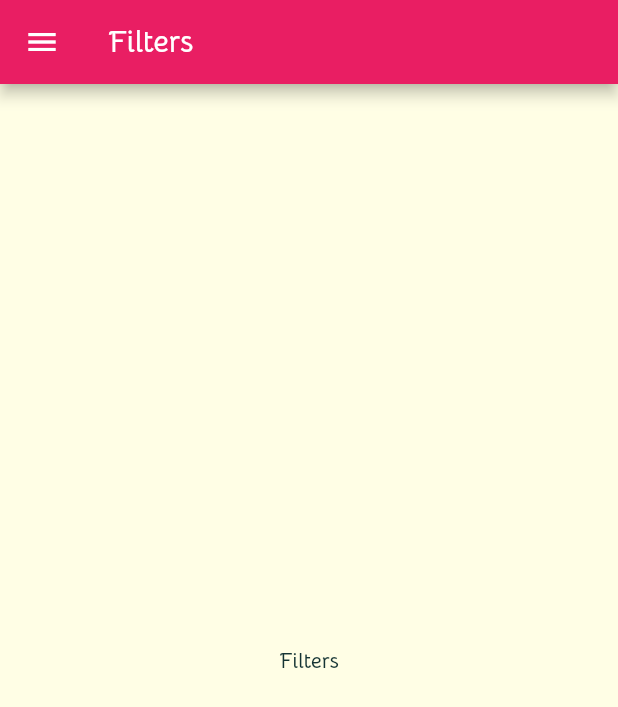
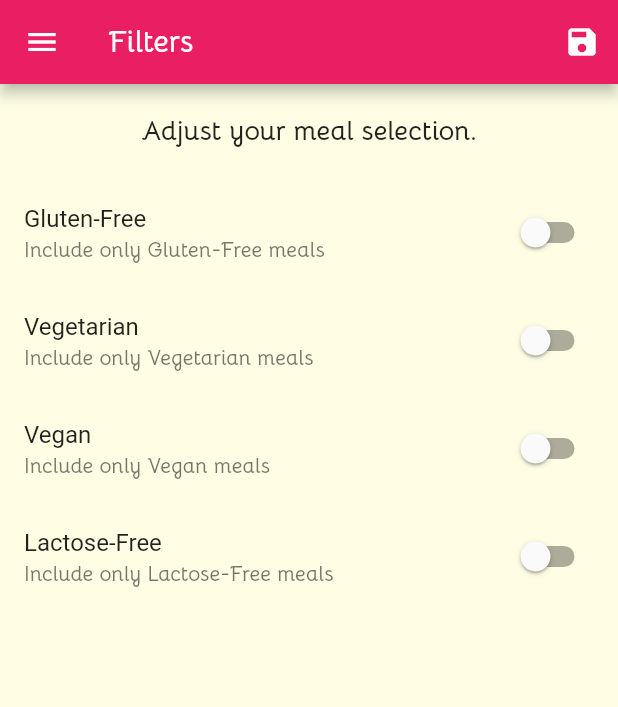
Before and after one commit to AbrantepaSark/flutter_meals_app, a Flutter app: the FiltersScreen screen opened by its route, on a phone screen of 412 x 824 dp. Shown: the top 707 px of the screen. Run offline on Flutter 3.47's test engine with Material 2 defaults, Android fonts, the phone set to English and light mode, and no system bars.

Commit message:
Commit changes

```diff
--- a/lib/main.dart
+++ b/lib/main.dart
@@ -1,4 +1,8 @@
 import 'package:flutter/material.dart';
+
+import './models/Meal.dart';
+import './dummy_data.dart';
+
 import './screens/categories_screen.dart';
 import './screens/category_meal_screen.dart';
 import './screens/meal_details_screen.dart';
@@ -9,8 +13,64 @@ void main() {
   runApp(MyApp());
 }
 
-class MyApp extends StatelessWidget {
+class MyApp extends StatefulWidget {
   // This widget is the root of your application.
+  @override
+  _MyAppState createState() => _MyAppState();
+}
+
+class _MyAppState extends State<MyApp> {
+  Map<String, bool> _filters = {
+    'gluten': false,
+    'lactose': false,
+    'vegan': false,
+    'vegetarian': false
+  };
+
+  List<Meal> _availableMeals = DUMMY_MEALS;
+  List<Meal> _favouriteMeals = [];
+
+  void _setFilters(Map<String, bool> filterData) {
+    setState(() {
+      _filters = filterData;
+
+      _availableMeals = DUMMY_MEALS.where((meal) {
+        if (_filters['gluten'] && !meal.isGlutenFree) {
+          return false;
+        }
+        if (_filters['lactose'] && !meal.isLactoseFree) {
+          return false;
+        }
+        if (_filters['vegan'] && !meal.isVegan) {
+          return false;
+        }
+        if (_filters['vegetarian'] && !meal.isVegetarian) {
+          return false;
+        }
+
+        return true;
+      }).toList();
+    });
+  }
+
+  void toggleFavouriteMeals(String mealId) {
+    final mealIndex = _favouriteMeals.indexWhere((meal) => meal.id == mealId);
+    if (mealIndex >= 0) {
+      setState(() {
+        _favouriteMeals.removeAt(mealIndex);
+      });
+    } else {
+      setState(() {
+        _favouriteMeals
+            .add(DUMMY_MEALS.firstWhere((meal) => meal.id == mealId));
+      });
+    }
+  }
+
+  bool isMealFavourite(String mealId) {
+    return _favouriteMeals.any((meal) => meal.id == mealId);
+  }
+
   @override
   Widget build(BuildContext context) {
     return MaterialApp(
@@ -33,10 +93,11 @@ class MyApp extends StatelessWidget {
       // home: CategoriesScreen(),
       initialRoute: '/',
       routes: {
-        '/': (ctx) => TabsScreen(),
-        CategoryMeals.routeName: (ctx) => CategoryMeals(),
-        MealDetailsScreen.routeName: (ctx) => MealDetailsScreen(),
-        FiltersScreen.routeName: (ctx) => FiltersScreen()
+        '/': (ctx) => TabsScreen(_favouriteMeals),
+        CategoryMeals.routeName: (ctx) => CategoryMeals(_availableMeals),
+        MealDetailsScreen.routeName: (ctx) =>
+            MealDetailsScreen(toggleFavouriteMeals, isMealFavourite),
+        FiltersScreen.routeName: (ctx) => FiltersScreen(_filters, _setFilters)
       },
       onUnknownRoute: (settings) {
         return MaterialPageRoute(builder: (ctx) => CategoriesScreen());
--- a/lib/screens/category_meal_screen.dart
+++ b/lib/screens/category_meal_screen.dart
@@ -1,10 +1,13 @@
 import 'package:flutter/material.dart';
 
-import '../dummy_data.dart';
+import '../models/Meal.dart';
+
 import '../widgets/meal_item.dart';
 
 class CategoryMeals extends StatelessWidget {
   static const routeName = '/category-meal';
+  final List<Meal> availableMeals;
+  CategoryMeals(this.availableMeals);
   // final String catID;
   // final String catTitle;
   // CategoryMeals(this.catID, this.catTitle);
@@ -15,7 +18,7 @@ class CategoryMeals extends StatelessWidget {
         ModalRoute.of(context).settings.arguments as Map<String, String>;
     final catTitle = routeArgs['title'];
     final catId = routeArgs['id'];
-    final catMeals = DUMMY_MEALS.where((meal) {
+    final catMeals = availableMeals.where((meal) {
       return meal.categories.contains(catId);
     }).toList();
 
--- a/lib/screens/filters_screen.dart
+++ b/lib/screens/filters_screen.dart
@@ -1,18 +1,97 @@
 import 'package:flutter/material.dart';
 import '../widgets/main_drawer.dart';
 
-class FiltersScreen extends StatelessWidget {
+class FiltersScreen extends StatefulWidget {
   static const routeName = '/filters';
+
+  final Map<String, Object> currentFilters;
+  final Function saveFilters;
+  FiltersScreen(this.currentFilters, this.saveFilters);
+
+  @override
+  _FiltersScreenState createState() => _FiltersScreenState();
+}
+
+class _FiltersScreenState extends State<FiltersScreen> {
+  bool _glutenFree = false;
+  bool _vegetarian = false;
+  bool _vegan = false;
+  bool _lactoseFree = false;
+
+  @override
+  initState() {
+    _glutenFree = widget.currentFilters['gluten'];
+    _vegetarian = widget.currentFilters['vegetarian'];
+    _vegan = widget.currentFilters['vegan'];
+    _lactoseFree = widget.currentFilters['lactose'];
+    super.initState();
+  }
+
+  Widget buildSwitchList(
+      String title, bool currentValue, Function updateValue) {
+    return SwitchListTile(
+        title: Text(title),
+        subtitle: Text('Include only $title meals'),
+        value: currentValue,
+        onChanged: updateValue);
+  }
+
   @override
   Widget build(BuildContext context) {
     return Scaffold(
-      appBar: AppBar(
-        title: Text('Filters'),
-      ),
-      drawer: MainDrawer(),
-      body: Center(
-        child: Text('Filters'),
-      ),
-    );
+        appBar: AppBar(
+          title: Text('Filters'),
+          actions: [
+            IconButton(
+                icon: Icon(Icons.save),
+                onPressed: () {
+                  final selectedFilters = {
+                    'gluten': _glutenFree,
+                    'lactose': _lactoseFree,
+                    'vegan': _vegan,
+                    'vegetarian': _vegetarian
+                  };
+                  widget.saveFilters(selectedFilters);
+                })
+          ],
+        ),
+        drawer: MainDrawer(),
+        body: Column(
+          children: [
+            Container(
+              padding: EdgeInsets.all(20),
+              child: Text(
+                'Adjust your meal selection.',
+                style: Theme.of(context).textTheme.headline6,
+              ),
+            ),
+            Expanded(
+              child: Column(
+                children: [
+                  buildSwitchList('Gluten-Free', _glutenFree, (newValue) {
+                    setState(() {
+                      _glutenFree = newValue;
+                    });
+                  }),
+                  buildSwitchList('Vegetarian', _vegetarian, (newValue) {
+                    setState(() {
+                      _vegetarian = newValue;
+                    });
+                  }),
+                  buildSwitchList('Vegan', _vegan, (newValue) {
+                    setState(() {
+                      _vegan = newValue;
+                    });
+                  }),
+                  buildSwitchList('Lactose-Free', _lactoseFree, (newValue) {
+                    setState(() {
+                      _lactoseFree = newValue;
+                    });
+                  }),
+                ],
+              ),
+            )
+          ],
+        ));
   }
 }
--- a/lib/screens/top_tabs_screen.dart
+++ b/lib/screens/top_tabs_screen.dart
@@ -4,10 +4,15 @@
 //for any app
 
 import 'package:flutter/material.dart';
+
+import '../models/Meal.dart';
+
 import './categories_screen.dart';
 import './favourite_screen.dart';
 
 class TopTabsScreen extends StatefulWidget {
+  final List<Meal> favouriteMeal;
+  TopTabsScreen(this.favouriteMeal);
   @override
   _TopTabsScreenState createState() => _TopTabsScreenState();
 }
@@ -36,7 +41,7 @@ class _TopTabsScreenState extends State<TopTabsScreen> {
           ),
         ),
         body: TabBarView(
-          children: [CategoriesScreen(), FavouriteScreen()],
+          children: [CategoriesScreen(), FavouriteScreen(widget.favouriteMeal)],
         ),
       ),
     );
```
Also changed, not shown: lib/screens/favourite_screen.dart (+24 -3 lines), lib/screens/meal_details_screen.dart (+17 -1 lines), lib/screens/tabs_screen.dart (+20 -4 lines), lib/widgets/options_menu.dart (added, +52 -0 lines).
